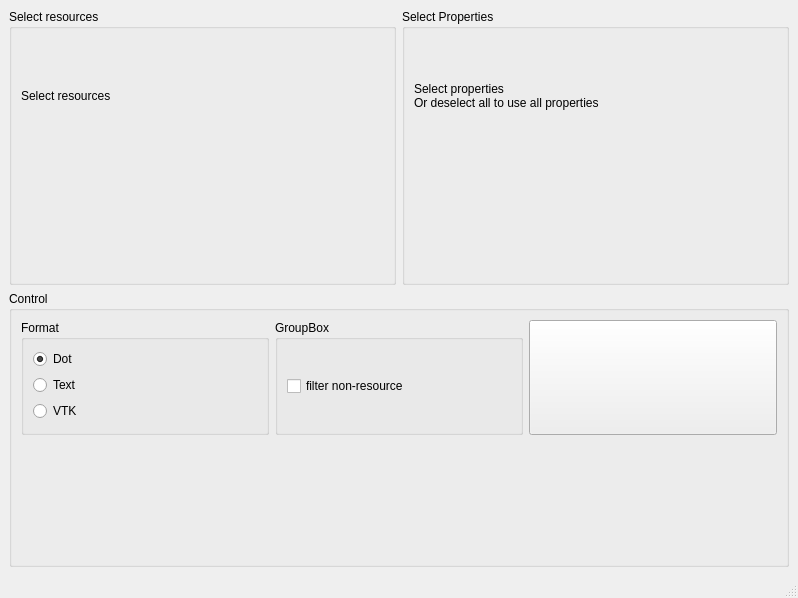
Before: the Qt Designer form runtime/graphviz/mainWindow.ui in KDE/nepomuk-web-extractor, drawn with Qt 5.
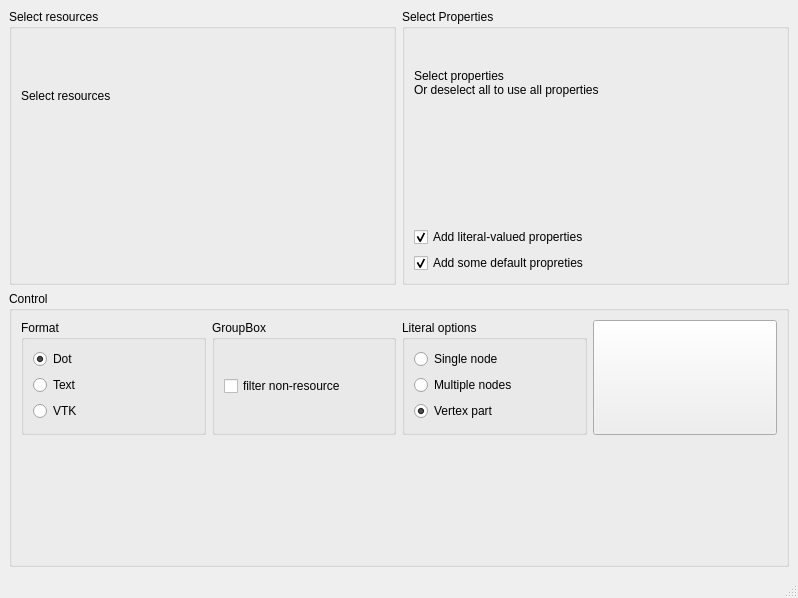
After: the same form once the commit is applied. Custom widgets are drawn as their Qt base class.

The edit to the form file:
```diff
--- a/runtime/graphviz/mainWindow.ui
+++ b/runtime/graphviz/mainWindow.ui
@@ -51,6 +51,26 @@
        <item>
         <widget class="Nepomuk::Utils::SearchWidget" name="propertiesSelectWidget"/>
        </item>
+       <item>
+        <widget class="QCheckBox" name="literalPropertiesCheckBox">
+         <property name="text">
+          <string>Add literal-valued properties</string>
+         </property>
+         <property name="checked">
+          <bool>true</bool>
+         </property>
+        </widget>
+       </item>
+       <item>
+        <widget class="QCheckBox" name="defaultPropertiesCheckBox">
+         <property name="text">
+          <string>Add some default propreties</string>
+         </property>
+         <property name="checked">
+          <bool>true</bool>
+         </property>
+        </widget>
+       </item>
       </layout>
      </widget>
     </item>
@@ -122,6 +142,39 @@
        <item row="1" column="0" colspan="2">
         <widget class="KUrlRequester" name="resultFileRequester"/>
        </item>
+       <item row="0" column="2">
+        <widget class="QGroupBox" name="groupBox_6">
+         <property name="title">
+          <string>Literal options</string>
+         </property>
+         <layout class="QVBoxLayout" name="verticalLayout_5">
+          <item>
+           <widget class="QRadioButton" name="singleNodeRadioButton">
+            <property name="text">
+             <string>Single node</string>
+            </property>
+           </widget>
+          </item>
+          <item>
+           <widget class="QRadioButton" name="multipleNodeRadioButton">
+            <property name="text">
+             <string>Multiple nodes</string>
+            </property>
+           </widget>
+          </item>
+          <item>
+           <widget class="QRadioButton" name="vertexPartRadioButton">
+            <property name="text">
+             <string>Vertex part</string>
+            </property>
+            <property name="checked">
+             <bool>true</bool>
+            </property>
+           </widget>
+          </item>
+         </layout>
+        </widget>
+       </item>
       </layout>
      </widget>
     </item>
```
